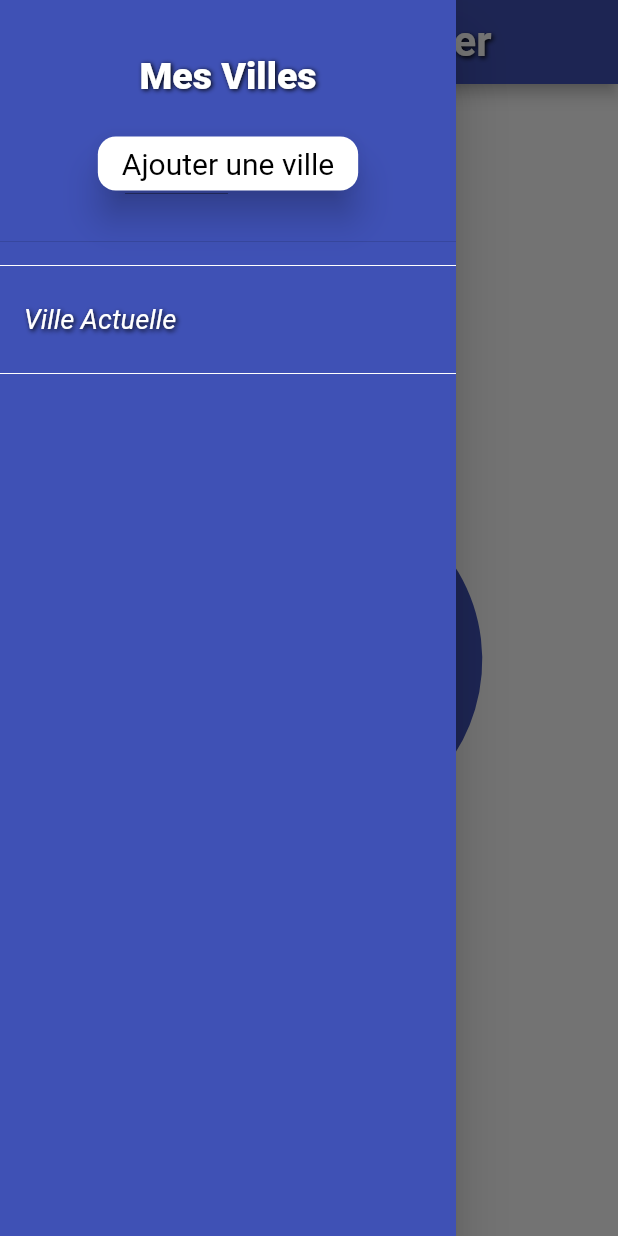
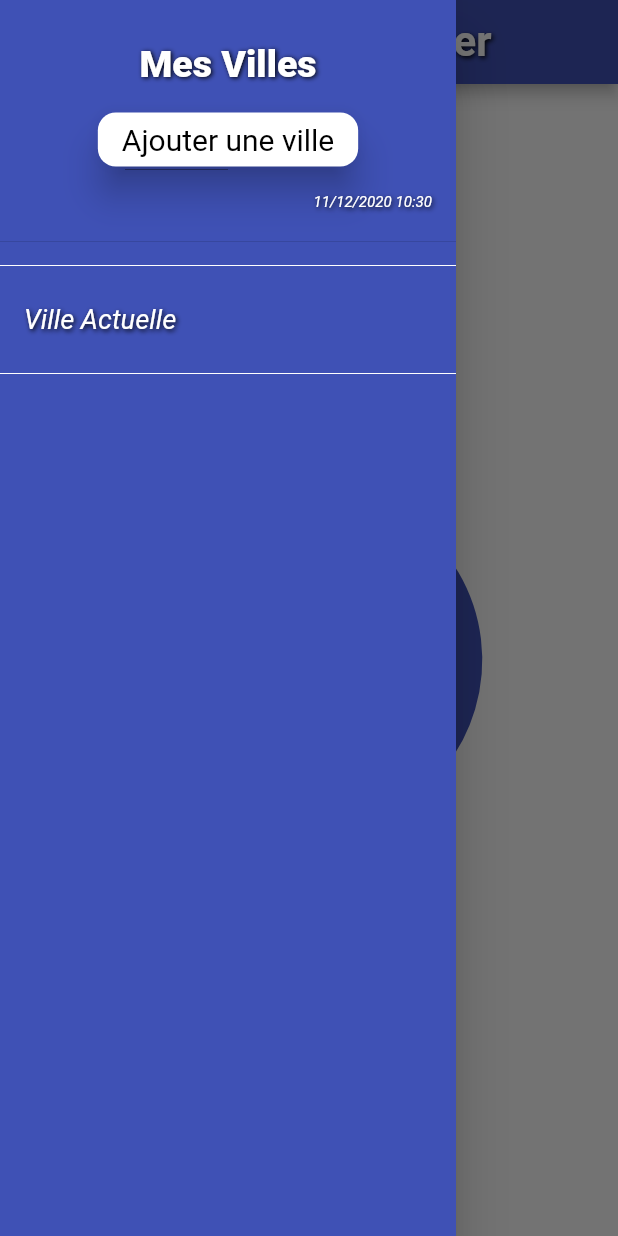
Before and after one commit to Maxvyr/meteo_app_flutter, a Flutter app: the screen it shows after launch, with the side drawer open, on a phone screen of 412 x 824 dp. Run offline on Flutter 3.47's test engine with Material 2 defaults, Android fonts, the phone set to English and light mode, and no system bars; our stand-ins replace location, shared_preferences; missing offline and left inert: geocoder.

Commit message:
design #2 DateTime

```diff
--- /dev/null
+++ b/lib/controller/utils/time_format.dart
@@ -0,0 +1,8 @@
+import 'package:intl/intl.dart';
+
+String timeNowFormat() {
+  var now = DateTime.now();
+  var formatter = DateFormat.yMd().add_Hm();
+  String time = formatter.format(now);
+  return time;
+}
--- a/lib/models/weather_city.dart
+++ b/lib/models/weather_city.dart
@@ -23,7 +23,7 @@ class WeatherCity {
   var degWind;
   Map clouds;
   var allClouds;
-  var dt;
+  int dt;
   Map sys;
   var typeSys;
   var idSys;
--- a/lib/view/home_page.dart
+++ b/lib/view/home_page.dart
@@ -1,9 +1,9 @@
 import 'dart:convert';
 
 import 'package:flutter/material.dart';
+import 'package:flutter/widgets.dart';
 import 'package:geocoder/geocoder.dart';
 import 'package:location/location.dart';
-import 'package:meteo_koji/view/widget/my_input_decoration.dart';
 import 'package:shared_preferences/shared_preferences.dart';
 import 'package:http/http.dart' as http;
 
@@ -15,6 +15,8 @@ import '../view/widget/my_appbar.dart';
 import '../view/widget/my_text.dart';
 import '../view/widget/my_divider.dart';
 import '../controller/constants.dart' as constants;
+import '../controller/utils/time_format.dart';
+import '../view/widget/my_input_decoration.dart';
 
 class HomePage extends StatefulWidget {
   HomePage({Key key, this.title}) : super(key: key);
@@ -100,6 +102,16 @@ class _HomePageState extends State<HomePage> {
                           colorShadow: transparent,
                         ),
                         onPressed: addCity,
+                      ),
+                      Row(
+                        children: [
+                          Spacer(),
+                          MyText(
+                            data: timeNowFormat(),
+                            color: white,
+                            fontSize: 10.0,
+                          ),
+                        ],
                       ),
                     ],
                   ),
@@ -274,7 +286,6 @@ class _HomePageState extends State<HomePage> {
   }
 
   /// CALL API OPEN WEATHER MAP ----------------------------------
-
   void sendCoordsToAPI() {
     //init var
     double latitude, longitude;
@@ -311,6 +322,7 @@ class _HomePageState extends State<HomePage> {
       /// converti le body response in json and pass them
       /// in the Obect WeatherCity
       var json = jsonDecode(response.body);
+      // print(response.body);
       setState(
         () {
           weatherCity = WeatherCity.fromJson(json);
```
Also changed, not shown: lib/view/widget/container_background.dart (+11 -21 lines).
